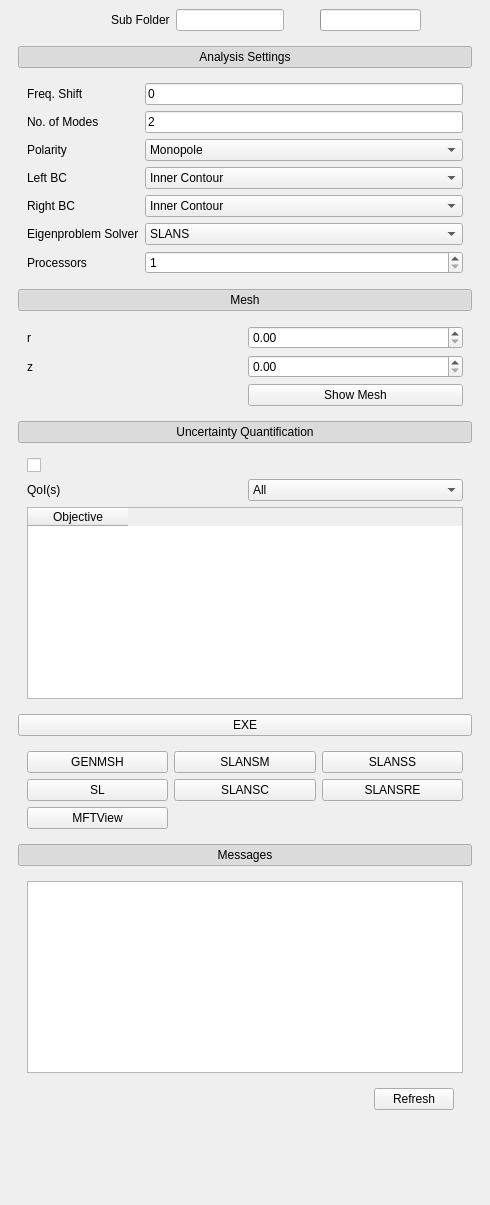
Qt form ui_files/eigenmode.ui (Dark-Elektron/CavityDesignHub) before a commit.
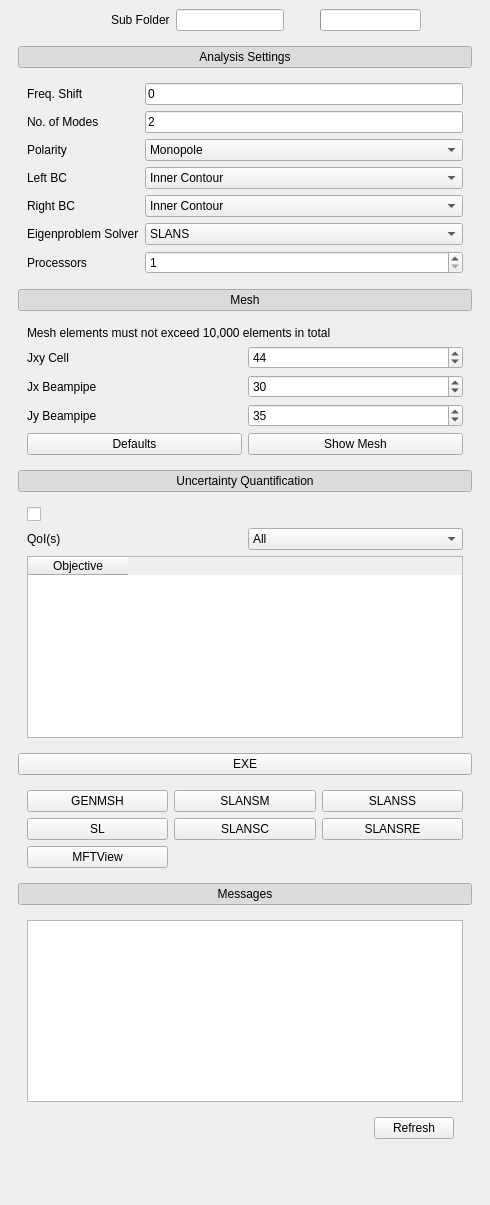
The same form after that commit. Icons and pictures are not drawn. Custom widgets are drawn as their Qt base class.

The edit to the form file:
```diff
--- a/ui_files/eigenmode.ui
+++ b/ui_files/eigenmode.ui
@@ -651,32 +651,77 @@
           <item row="8" column="0">
            <widget class="QWidget" name="w_Mesh" native="true">
             <layout class="QGridLayout" name="gridLayout_3">
-             <item row="0" column="1">
-              <widget class="QDoubleSpinBox" name="dsb_Mesh_R"/>
-             </item>
-             <item row="0" column="0">
+             <item row="1" column="0">
               <widget class="QLabel" name="label_4">
                <property name="text">
-                <string>r</string>
+                <string>Jxy Cell</string>
                </property>
               </widget>
              </item>
-             <item row="2" column="1">
+             <item row="4" column="1">
               <widget class="QPushButton" name="pb_Show_Mesh">
                <property name="text">
                 <string>Show Mesh</string>
                </property>
               </widget>
              </item>
-             <item row="1" column="0">
+             <item row="2" column="0">
               <widget class="QLabel" name="label_5">
                <property name="text">
-                <string>z</string>
+                <string>Jx Beampipe</string>
                </property>
               </widget>
              </item>
              <item row="1" column="1">
-              <widget class="QDoubleSpinBox" name="dsb_Mesh_Z"/>
+              <widget class="QSpinBox" name="sb_Mesh_Jxy_Cell">
+               <property name="toolTip">
+                <string>No. of elements of logical mesh in cell along xy.</string>
+               </property>
+               <property name="value">
+                <number>44</number>
+               </property>
+              </widget>
+             </item>
+             <item row="2" column="1">
+              <widget class="QSpinBox" name="sb_Mesh_Jx_BP">
+               <property name="toolTip">
+                <string>No. of elements of logical mesh along x in beampipe.</string>
+               </property>
+               <property name="value">
+                <number>30</number>
+               </property>
+              </widget>
+             </item>
+             <item row="3" column="0">
+              <widget class="QLabel" name="label_6">
+               <property name="text">
+                <string>Jy Beampipe</string>
+               </property>
+              </widget>
+             </item>
+             <item row="3" column="1">
+              <widget class="QSpinBox" name="sb_Mesh_Jy_BP">
+               <property name="toolTip">
+                <string>No. of elements of logical mesh along y in beampipe.</string>
+               </property>
+               <property name="value">
+                <number>35</number>
+               </property>
+              </widget>
+             </item>
+             <item row="0" column="0" colspan="2">
+              <widget class="QLabel" name="label_7">
+               <property name="text">
+                <string>Mesh elements must not exceed 10,000 elements in total</string>
+               </property>
+              </widget>
+             </item>
+             <item row="4" column="0">
+              <widget class="QPushButton" name="pb_Mesh_Defaults">
+               <property name="text">
+                <string>Defaults</string>
+               </property>
+              </widget>
              </item>
             </layout>
            </widget>
```
Left out of the diff: 6 changed lines with no effect on the pictures.
